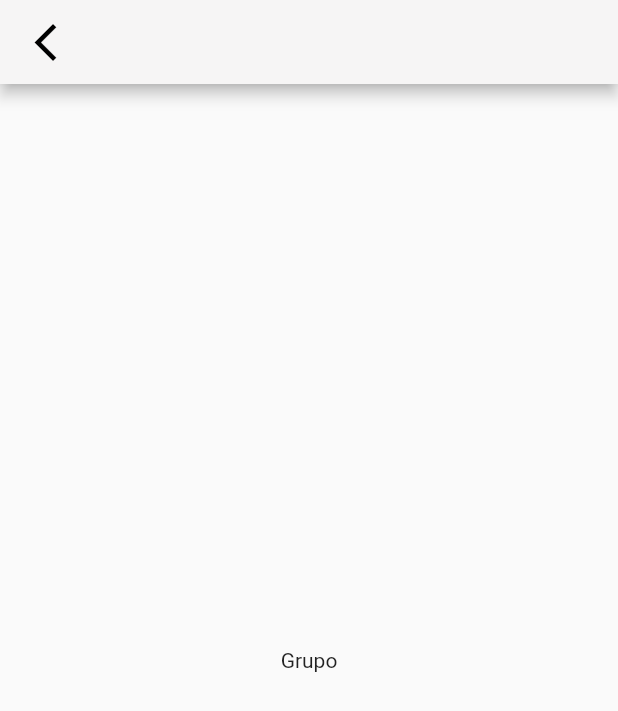
After one commit to JMMC22/beerapp, a Flutter app: the screen it shows after launch, after a tap on "test1", on a phone screen of 412 x 824 dp. The commit adds this screen. Shown: the top 711 px of the screen. Run offline on Flutter 3.47's test engine with Material 2 defaults, Android fonts, the phone set to English and light mode, and no system bars; our stand-ins replace bloc, equatable, flutter_bloc.

Commit message:
Add router and navigation from home to group details

```diff
--- a/beerapp/lib/main.dart
+++ b/beerapp/lib/main.dart
@@ -1,5 +1,6 @@
 import 'package:beerapp/src/presentation/navigation/cubit/cubit/navigation_cubit.dart';
 import 'package:beerapp/src/presentation/root_page.dart';
+import 'package:beerapp/src/routes/router_generator.dart';
 import 'package:flutter/material.dart';
 import 'package:flutter_bloc/flutter_bloc.dart';
 
@@ -12,7 +13,8 @@ class MyApp extends StatelessWidget {
     return BlocProvider<NavigationCubit>(
       create: (context) => NavigationCubit(),
       child: const MaterialApp(
-        home: RootPage(),
+        initialRoute: '/',
+        onGenerateRoute: RouterGenerator.generateRoute,
       ),
     );
   }
--- /dev/null
+++ b/beerapp/lib/src/presentation/groups/details/view/group_details_body.dart
@@ -0,0 +1,12 @@
+import 'package:flutter/material.dart';
+
+class GroupDetailsBody extends StatelessWidget {
+  const GroupDetailsBody({Key? key}) : super(key: key);
+
+  @override
+  Widget build(BuildContext context) {
+    return Center(
+      child: Text('Grupo'),
+    );
+  }
+}
--- /dev/null
+++ b/beerapp/lib/src/presentation/groups/details/view/group_details_page.dart
@@ -0,0 +1,24 @@
+import 'package:beerapp/src/presentation/groups/details/view/group_details_body.dart';
+import 'package:beerapp/src/themes/themes.dart';
+import 'package:flutter/material.dart';
+
+class GroupDetailsPage extends StatelessWidget {
+  const GroupDetailsPage({Key? key}) : super(key: key);
+
+  @override
+  Widget build(BuildContext context) {
+    return Scaffold(
+      appBar: AppBar(
+        backgroundColor: AppCustomTheme.colors.backgroundGrey,
+        leading: IconButton(
+          iconSize: 30,
+          padding: const EdgeInsets.only(left: 20),
+          icon: const Icon(Icons.arrow_back_ios),
+          color: AppCustomTheme.colors.black,
+          onPressed: () => Navigator.of(context).pop(),
+        ),
+      ),
+      body: const GroupDetailsBody(),
+    );
+  }
+}
--- a/beerapp/lib/src/presentation/home/widgets/groups_list_home.dart
+++ b/beerapp/lib/src/presentation/home/widgets/groups_list_home.dart
@@ -68,7 +68,9 @@ class GroupItemList extends StatelessWidget {
 
   @override
   Widget build(BuildContext context) {
-    return Container(
+    return GestureDetector(
+      onTap: () => Navigator.of(context).pushNamed('/group'),
+      child: Container(
         height: 88,
         decoration: BoxDecoration(
           color: AppCustomTheme.colors.white,
@@ -132,6 +134,7 @@ class GroupItemList extends StatelessWidget {
             ],
           ),
         ),
+      ),
     );
   }
 }
--- /dev/null
+++ b/beerapp/lib/src/routes/router_generator.dart
@@ -0,0 +1,38 @@
+import 'package:beerapp/src/presentation/groups/details/view/group_details_page.dart';
+import 'package:beerapp/src/presentation/home/view/home_page.dart';
+import 'package:beerapp/src/presentation/profile/view/profile_page.dart';
+import 'package:beerapp/src/presentation/root_page.dart';
+import 'package:beerapp/src/presentation/stadistics/view/stadistics_page.dart';
+import 'package:flutter/material.dart';
+
+class RouterGenerator {
+  static Route<dynamic> generateRoute(RouteSettings settings) {
+    final args = settings.arguments;
+
+    switch (settings.name) {
+      case '/':
+        return MaterialPageRoute(builder: (context) => const RootPage());
+      case '/home':
+        return MaterialPageRoute(builder: (context) => const HomePage());
+      case '/stadistics':
+        return MaterialPageRoute(builder: (context) => const StadisticsPage());
+      case '/profile':
+        return MaterialPageRoute(builder: (context) => const ProfilePage());
+      case '/group':
+        return MaterialPageRoute(
+            builder: (context) => const GroupDetailsPage());
+      default:
+        return _errorRoute();
+    }
+  }
+
+  static Route<dynamic> _errorRoute() {
+    return MaterialPageRoute(builder: (context) {
+      return const Scaffold(
+        body: Center(
+          child: Text('ERROR'),
+        ),
+      );
+    });
+  }
+}
```
Also changed, not shown: beerapp/lib/src/presentation/groups/details/bloc/bloc/groupdetails_bloc.dart (added, +13 -0 lines), beerapp/lib/src/presentation/groups/details/bloc/bloc/groupdetails_event.dart (added, +8 -0 lines), beerapp/lib/src/presentation/groups/details/bloc/bloc/groupdetails_state.dart (added, +10 -0 lines). Lines whose indentation alone changed are shown as unchanged.
